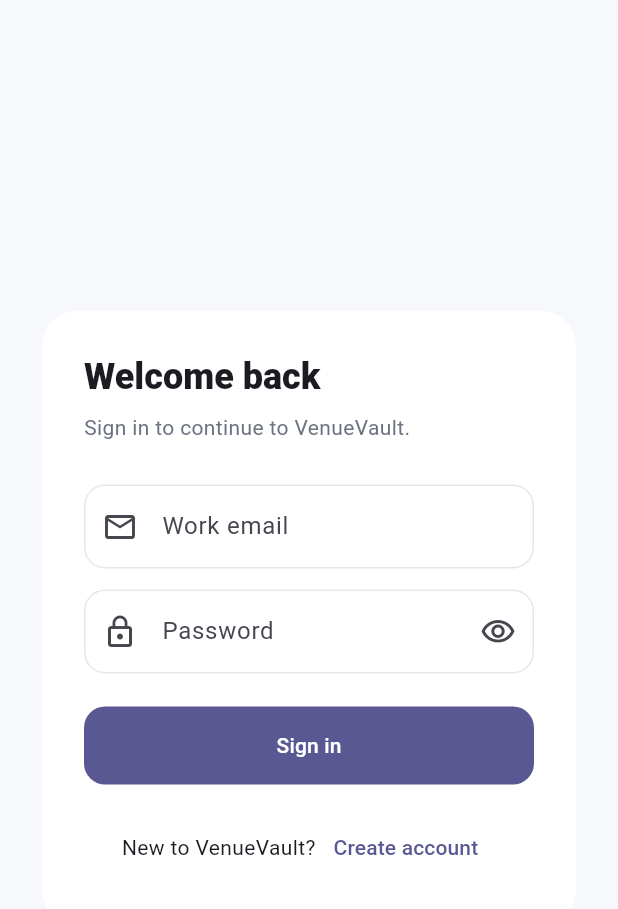
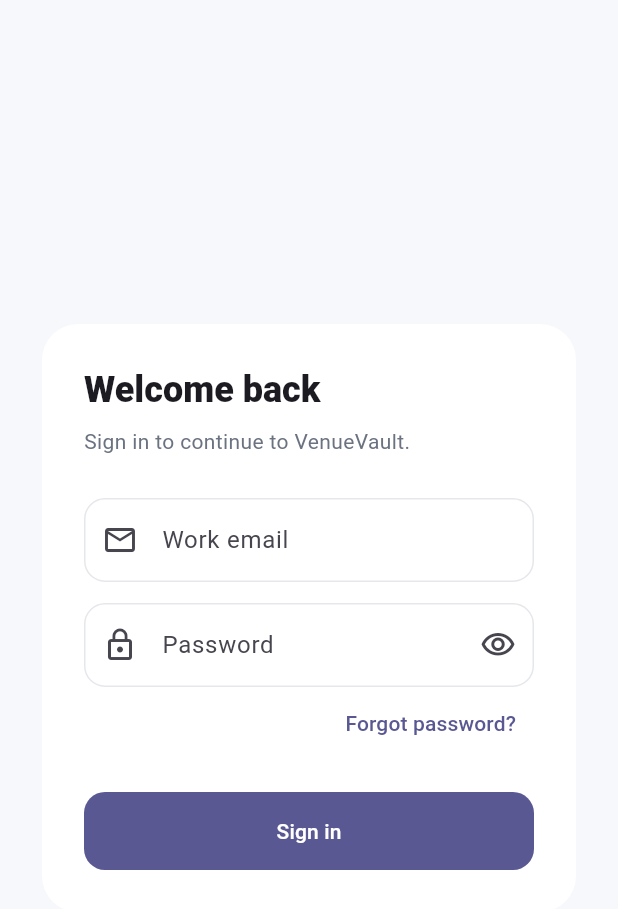
Before and after one commit to kalviumcommunity/SW2627_VenueVault_Kalvium-Community, a Flutter app: the screen it shows after launch, on a phone screen of 412 x 824 dp. Shown: the top 909 px of the screen. Run offline on Flutter 3.47's test engine with Material 3 defaults, Android fonts, the phone set to English and light mode, and no system bars; our stand-ins replace cloud_firestore, firebase_auth, firebase_core; accounts and stored records are empty.

Commit message:
Add password recovery and restrict self-signup
Co-authored-by: Copilot <223556219+Copilot@users.noreply.github.com>

```diff
--- a/app/lib/main.dart
+++ b/app/lib/main.dart
@@ -1,5 +1,7 @@
+import 'package:cloud_firestore/cloud_firestore.dart';
 import 'package:firebase_auth/firebase_auth.dart';
 import 'package:firebase_core/firebase_core.dart';
+import 'package:flutter/foundation.dart';
 import 'package:flutter/material.dart';
 
 import 'firebase_options.dart';
@@ -11,6 +13,13 @@ import 'conflict_detection_page.dart';
 Future<void> main() async {
   WidgetsFlutterBinding.ensureInitialized();
   await Firebase.initializeApp(options: DefaultFirebaseOptions.currentPlatform);
+  if (kDebugMode) {
+    final host = !kIsWeb && defaultTargetPlatform == TargetPlatform.android
+        ? '10.0.2.2'
+        : 'localhost';
+    await FirebaseAuth.instance.useAuthEmulator(host, 9099);
+    FirebaseFirestore.instance.useFirestoreEmulator(host, 8080);
+  }
   runApp(const VenueVaultApp());
 }
 
@@ -85,21 +94,16 @@ class AuthPage extends StatefulWidget {
 
 class _AuthPageState extends State<AuthPage> {
   final _formKey = GlobalKey<FormState>();
-  final _nameController = TextEditingController();
   final _emailController = TextEditingController();
   final _passwordController = TextEditingController();
-  final _confirmPasswordController = TextEditingController();
-  bool _isSignUp = false;
   bool _obscurePassword = true;
   bool _isLoading = false;
   String? _errorMessage;
 
   @override
   void dispose() {
-    _nameController.dispose();
     _emailController.dispose();
     _passwordController.dispose();
-    _confirmPasswordController.dispose();
     super.dispose();
   }
 
@@ -111,43 +115,86 @@ class _AuthPageState extends State<AuthPage> {
     });
 
     try {
-      if (_isSignUp) {
-        final credential = await FirebaseAuth.instance
-            .createUserWithEmailAndPassword(
-              email: _emailController.text.trim(),
-              password: _passwordController.text,
-            );
-        await credential.user?.updateDisplayName(_nameController.text.trim());
-      } else {
       await FirebaseAuth.instance.signInWithEmailAndPassword(
         email: _emailController.text.trim(),
         password: _passwordController.text,
       );
+    } on FirebaseAuthException catch (error) {
+      if (mounted) {
+        setState(() => _errorMessage = _authErrorMessage(error.code));
+      }
+    } finally {
+      if (mounted) {
+        setState(() => _isLoading = false);
+      }
+    }
+  }
+
+  Future<void> _sendPasswordReset() async {
+    final email = _emailController.text.trim();
+    if (_validateEmail(email) != null) {
+      setState(
+        () => _errorMessage =
+            'Enter a valid email address to reset your password.',
+      );
+      return;
+    }
+
+    setState(() {
+      _isLoading = true;
+      _errorMessage = null;
+    });
+    try {
+      await FirebaseAuth.instance.sendPasswordResetEmail(email: email);
+      if (mounted) {
+        _showResetConfirmation();
       }
     } on FirebaseAuthException catch (error) {
+      if (!mounted) return;
+      if (error.code == 'user-not-found') {
+        _showResetConfirmation();
+      } else {
         setState(() => _errorMessage = _authErrorMessage(error.code));
+      }
     } finally {
-      if (mounted) setState(() => _isLoading = false);
+      if (mounted) {
+        setState(() => _isLoading = false);
       }
+    }
+  }
+
+  void _showResetConfirmation() {
+    ScaffoldMessenger.of(context).showSnackBar(
+      const SnackBar(
+        content: Text(
+          'If an account exists for this email, password reset instructions have been sent.',
+        ),
+      ),
+    );
   }
 
   String _authErrorMessage(String code) {
     switch (code) {
-      case 'email-already-in-use':
-        return 'An account with this email already exists.';
       case 'invalid-credential':
       case 'wrong-password':
       case 'user-not-found':
         return 'The email or password is incorrect.';
-      case 'weak-password':
-        return 'Use a password with at least 6 characters.';
       case 'invalid-email':
         return 'Enter a valid email address.';
       case 'operation-not-allowed':
         return 'Email/password sign-in is not enabled in Firebase yet.';
+      case 'too-many-requests':
+        return 'Too many attempts. Wait a little and try again.';
       default:
         return 'Authentication failed. Please try again.';
     }
+  }
+
+  String? _validateEmail(String? value) {
+    final email = value?.trim() ?? '';
+    return RegExp(r'^[^@\s]+@[^@\s]+\.[^@\s]+$').hasMatch(email)
+        ? null
+        : 'Enter a valid email address';
   }
 
   @override
@@ -225,32 +272,16 @@ class _AuthPageState extends State<AuthPage> {
             crossAxisAlignment: CrossAxisAlignment.stretch,
             children: [
               Text(
-                _isSignUp ? 'Create your account' : 'Welcome back',
+                'Welcome back',
                 style: Theme.of(context).textTheme.headlineSmall
                     ?.copyWith(fontWeight: FontWeight.w800),
               ),
               const SizedBox(height: 8),
               Text(
-                _isSignUp
-                    ? 'Set up your VenueVault workspace access.'
-                    : 'Sign in to continue to VenueVault.',
+                'Sign in to continue to VenueVault.',
                 style: const TextStyle(color: Color(0xff6b7280)),
               ),
               const SizedBox(height: 28),
-              if (_isSignUp) ...[
-                TextFormField(
-                  controller: _nameController,
-                  textInputAction: TextInputAction.next,
-                  decoration: const InputDecoration(
-                    labelText: 'Full name',
-                    prefixIcon: Icon(Icons.person_outline),
-                  ),
-                  validator: (value) => value == null || value.trim().isEmpty
-                      ? 'Enter your name'
-                      : null,
-                ),
-                const SizedBox(height: 14),
-              ],
               TextFormField(
                 controller: _emailController,
                 keyboardType: TextInputType.emailAddress,
@@ -259,21 +290,13 @@ class _AuthPageState extends State<AuthPage> {
                   labelText: 'Work email',
                   prefixIcon: Icon(Icons.email_outlined),
                 ),
-                validator: (value) {
-                  if (value == null || value.trim().isEmpty) {
-                    return 'Enter your email';
-                  }
-                  if (!value.contains('@')) return 'Enter a valid email';
-                  return null;
-                },
+                validator: _validateEmail,
               ),
               const SizedBox(height: 14),
               TextFormField(
                 controller: _passwordController,
                 obscureText: _obscurePassword,
-                textInputAction: _isSignUp
-                    ? TextInputAction.next
-                    : TextInputAction.done,
+                textInputAction: TextInputAction.done,
                 decoration: InputDecoration(
                   labelText: 'Password',
                   prefixIcon: const Icon(Icons.lock_outline),
@@ -291,20 +314,13 @@ class _AuthPageState extends State<AuthPage> {
                     ? 'Use at least 6 characters'
                     : null,
               ),
-              if (_isSignUp) ...[
-                const SizedBox(height: 14),
-                TextFormField(
-                  controller: _confirmPasswordController,
-                  obscureText: _obscurePassword,
-                  decoration: const InputDecoration(
-                    labelText: 'Confirm password',
-                    prefixIcon: Icon(Icons.lock_reset_outlined),
+              Align(
+                alignment: Alignment.centerRight,
+                child: TextButton(
+                  onPressed: _isLoading ? null : _sendPasswordReset,
+                  child: const Text('Forgot password?'),
                 ),
-                  validator: (value) => value != _passwordController.text
-                      ? 'Passwords do not match'
-                      : null,
               ),
-              ],
               if (_errorMessage != null) ...[
                 const SizedBox(height: 16),
                 Text(
@@ -327,26 +343,7 @@ class _AuthPageState extends State<AuthPage> {
                         width: 20,
                         child: CircularProgressIndicator(strokeWidth: 2),
                       )
-                    : Text(_isSignUp ? 'Create account' : 'Sign in'),
-              ),
-              const SizedBox(height: 18),
-              Wrap(
-                alignment: WrapAlignment.center,
-                crossAxisAlignment: WrapCrossAlignment.center,
-                children: [
-                  Text(
-                    _isSignUp
-                        ? 'Already have an account?'
-                        : 'New to VenueVault?',
-                  ),
-                  TextButton(
-                    onPressed: () => setState(() {
-                      _isSignUp = !_isSignUp;
-                      _errorMessage = null;
-                    }),
-                    child: Text(_isSignUp ? 'Sign in' : 'Create account'),
-                  ),
-                ],
+                    : const Text('Sign in'),
               ),
             ],
           ),
@@ -361,6 +358,17 @@ class HomePage extends StatelessWidget {
 
   final User? user;
 
+  Future<void> _signOut(BuildContext context) async {
+    try {
+      await FirebaseAuth.instance.signOut();
+    } on FirebaseAuthException {
+      if (!context.mounted) return;
+      ScaffoldMessenger.of(context).showSnackBar(
+        const SnackBar(content: Text('Could not sign out. Please try again.')),
+      );
+    }
+  }
+
   @override
   Widget build(BuildContext context) {
     return Scaffold(
@@ -369,7 +377,7 @@ class HomePage extends StatelessWidget {
         actions: [
           IconButton(
             tooltip: 'Sign out',
-            onPressed: () => FirebaseAuth.instance.signOut(),
+            onPressed: () => _signOut(context),
             icon: const Icon(Icons.logout),
           ),
         ],
@@ -483,7 +491,8 @@ class HomePage extends StatelessWidget {
               _ActionTile(
                 icon: Icons.warning_amber_rounded,
                 title: 'Conflict Detection',
-                subtitle: 'Shortages, booking conflicts and unavailable time windows',
+                subtitle:
+                    'Shortages, booking conflicts and unavailable time windows',
                 onTap: () {
                   Navigator.of(context).push(
                     MaterialPageRoute<void>(
```
Also changed, not shown: 1 other file. Lines whose indentation alone changed are shown as unchanged.
